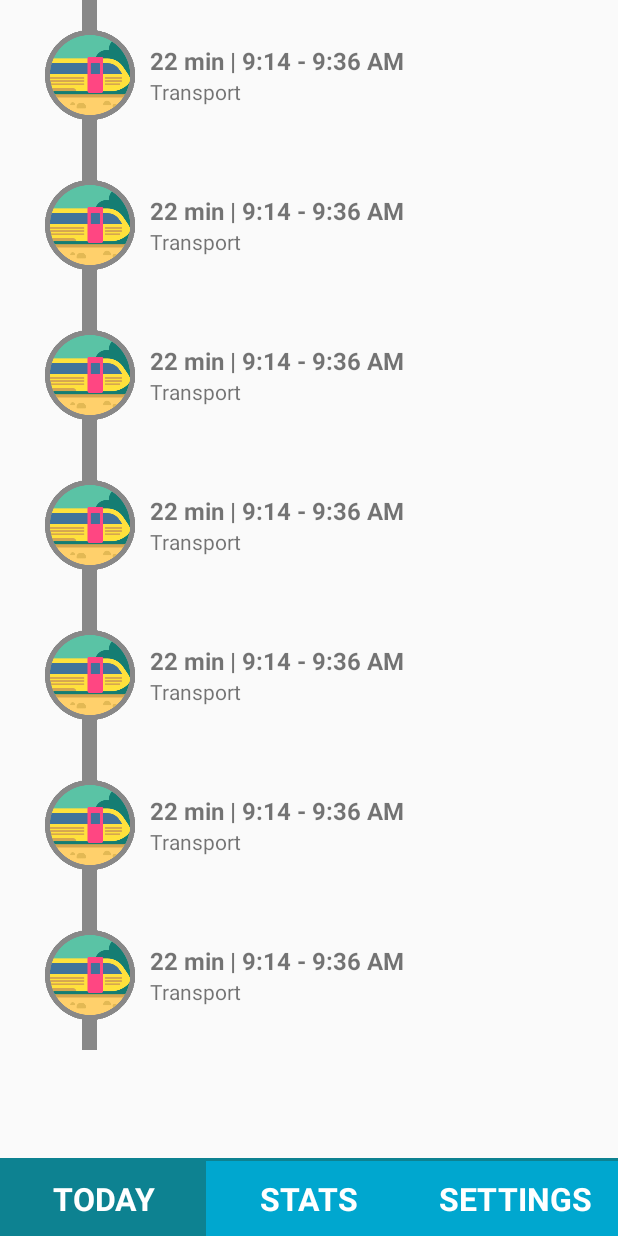
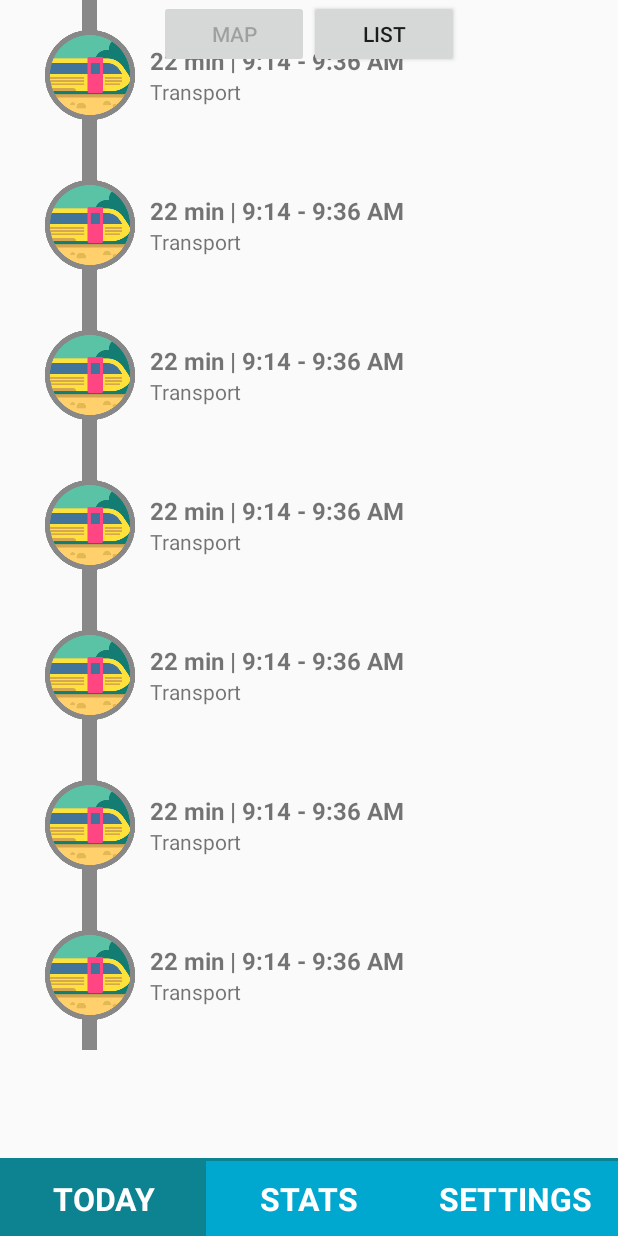
Before and after one commit to olafurorng/Trackify, an Android app: the layout activity_today.xml on its own in the app's theme, with its tools: preview values and no code run, on a phone screen of 412 x 824 dp. Run offline under Robolectric (Android 15) with nearby library versions, the phone set to English and light mode, and no system bars.

Commit message:
Included maps and list view in today tab

```diff
--- a/app/src/main/res/layout/activity_today.xml
+++ b/app/src/main/res/layout/activity_today.xml
@@ -53,6 +53,31 @@
         </LinearLayout>
 
     </ScrollView>
+    <RelativeLayout
+            android:layout_width="match_parent"
+            android:layout_height="50dp"
+            android:orientation="horizontal">
+            <LinearLayout
+                android:layout_width="wrap_content"
+                android:layout_height="match_parent"
+                android:layout_centerInParent="true"
+                android:orientation="horizontal">
+                <Button
+                    android:id="@+id/listViewButton"
+                    android:layout_width="100dp"
+                    android:layout_height="45dp"
+                    android:layout_centerInParent="true"
+                    android:text="Map"
+                    android:enabled="false"/>
+                <Button
+                    android:id="@+id/mapViewButton"
+                    android:layout_width="100dp"
+                    android:layout_height="45dp"
+                    android:layout_centerInParent="true"
+                    android:enabled="true"
+                    android:text="List"/>
+            </LinearLayout>
+        </RelativeLayout>
 
     <View
         android:layout_width="match_parent"
--- a/app/src/main/res/values/strings.xml
+++ b/app/src/main/res/values/strings.xml
@@ -1,6 +1,7 @@
 <resources>
     <string name="app_name">Trackify</string>
-    <string name="title_activity_maps">Today</string>
+    <string name="title_activity_maps">Map</string>
     <string name="title_activity_stats">Stats</string>
     <string name="title_activity_settings">Settings</string>
+    <string name="title_activity_today">Today</string>
 </resources>
```
Also changed, not shown: app/src/main/AndroidManifest.xml (+6 -1 lines), app/src/main/java/com/trackify/trackify/MapsActivity.java (+37 -0 lines), app/src/main/java/com/trackify/trackify/TodayActivity.java (+11 -0 lines), app/src/main/res/layout/activity_maps.xml (+106 -6 lines).
